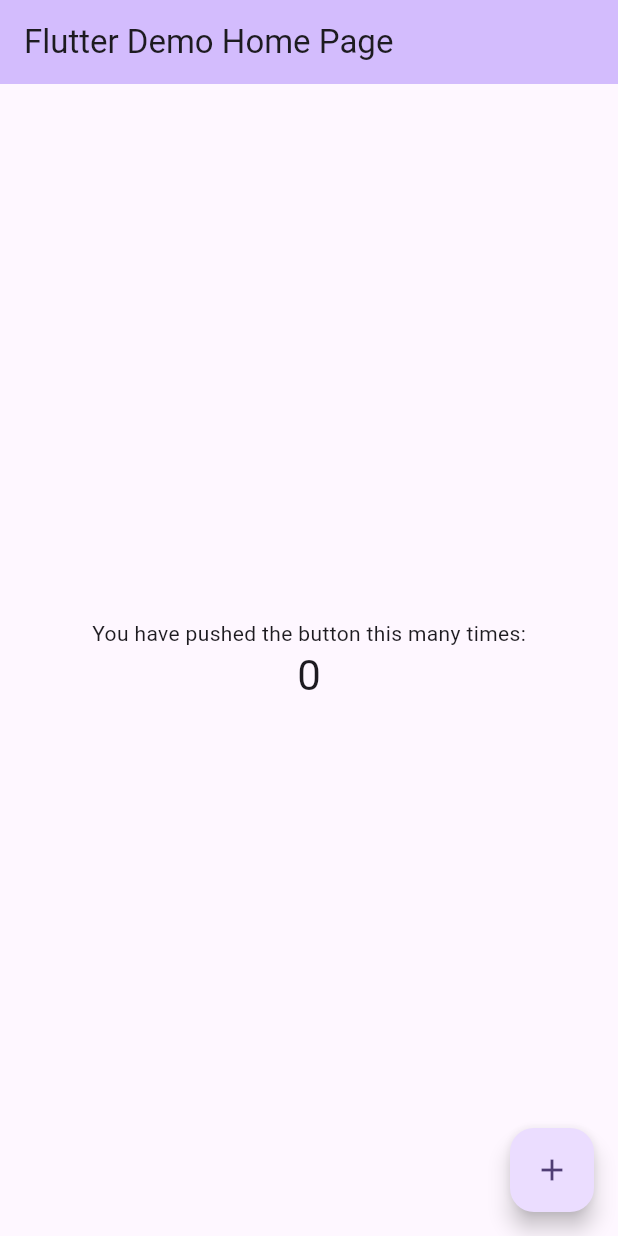
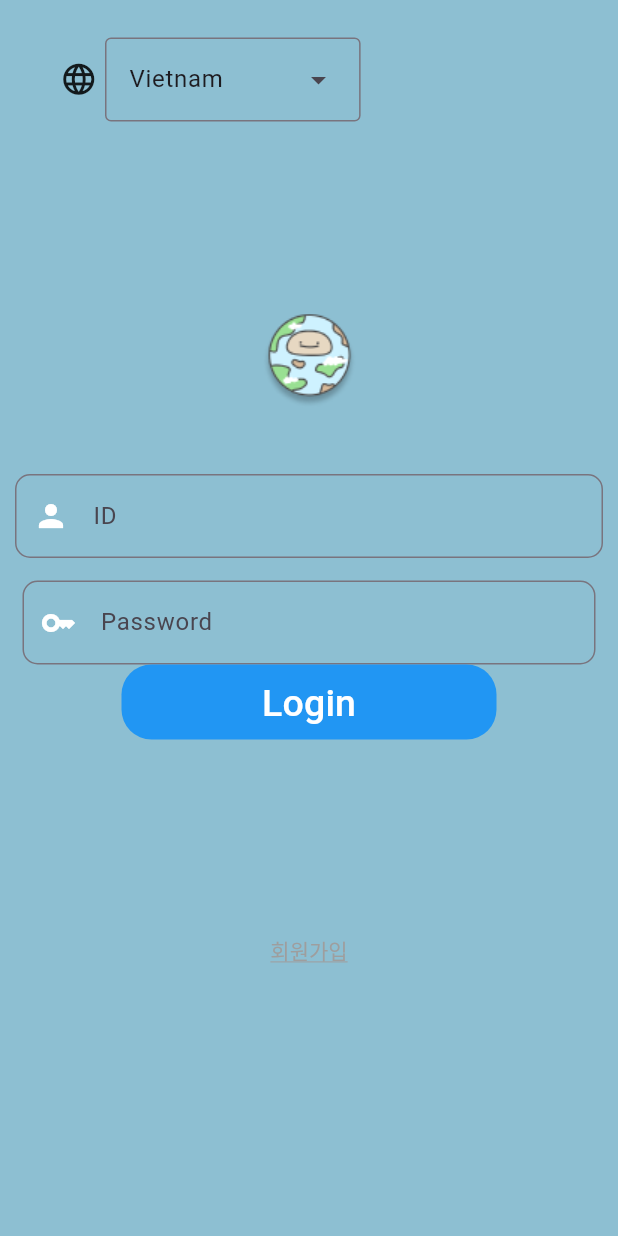
Before and after one commit to Dara-Kim/Front_Flutter, a Flutter app: the screen it shows after launch, on a phone screen of 412 x 824 dp. Run offline on Flutter 3.47's test engine with Material 3 defaults, Android fonts, the light colour scheme and no system bars.

Commit message:
FEAT/Login 첫 번째 구현

```diff
--- a/Dasori/analysis_options.yaml
+++ b/Dasori/analysis_options.yaml
@@ -21,6 +21,11 @@ linter:
   # `// ignore_for_file: name_of_lint` syntax on the line or in the file
   # producing the lint.
   rules:
+    prefer_typing_uninitialized_variables: false
+    prefer_const_constructors_in_immutables: false
+    prefer_const_constructors: false
+    avoid_print: false
+    prefer_const_declarations: false // 들여쓰기 밑줄 안보이게!
     # avoid_print: false  # Uncomment to disable the `avoid_print` rule
     # prefer_single_quotes: true  # Uncomment to enable the `prefer_single_quotes` rule
 
--- a/Dasori/lib/main.dart
+++ b/Dasori/lib/main.dart
@@ -1,125 +1,25 @@
 import 'package:flutter/material.dart';
+import 'package:provider/provider.dart';
+import 'package:dasori/providers/auth_provider.dart';
+import 'package:dasori/screens/login/login.dart';
+import 'package:dasori/screens/login/signup.dart';
 
 void main() {
-  runApp(const MyApp());
+  runApp(MyApp());
 }
 
 class MyApp extends StatelessWidget {
-  const MyApp({super.key});
-
-  // This widget is the root of your application.
   @override
   Widget build(BuildContext context) {
     return MaterialApp(
-      title: 'Flutter Demo',
-      theme: ThemeData(
-        // This is the theme of your application.
-        //
-        // TRY THIS: Try running your application with "flutter run". You'll see
-        // the application has a purple toolbar. Then, without quitting the app,
-        // try changing the seedColor in the colorScheme below to Colors.green
-        // and then invoke "hot reload" (save your changes or press the "hot
-        // reload" button in a Flutter-supported IDE, or press "r" if you used
-        // the command line to start the app).
-        //
-        // Notice that the counter didn't reset back to zero; the application
-        // state is not lost during the reload. To reset the state, use hot
-        // restart instead.
-        //
-        // This works for code too, not just values: Most code changes can be
-        // tested with just a hot reload.
-        colorScheme: ColorScheme.fromSeed(seedColor: Colors.deepPurple),
-        useMaterial3: true,
+      home: ChangeNotifierProvider(
+        create: (context) => AuthProvider(),
+        child: Consumer<AuthProvider>(
+          builder: (context, auth, child) {
+            return auth.isAuthenticated ? signup() : login();
+          },
+        ),
       ),
-      home: const MyHomePage(title: 'Flutter Demo Home Page'),
     );
   }
 }
-
-class MyHomePage extends StatefulWidget {
-  const MyHomePage({super.key, required this.title});
-
-  // This widget is the home page of your application. It is stateful, meaning
-  // that it has a State object (defined below) that contains fields that affect
-  // how it looks.
-
-  // This class is the configuration for the state. It holds the values (in this
-  // case the title) provided by the parent (in this case the App widget) and
-  // used by the build method of the State. Fields in a Widget subclass are
-  // always marked "final".
-
-  final String title;
-
-  @override
-  State<MyHomePage> createState() => _MyHomePageState();
-}
-
-class _MyHomePageState extends State<MyHomePage> {
-  int _counter = 0;
-
-  void _incrementCounter() {
-    setState(() {
-      // This call to setState tells the Flutter framework that something has
-      // changed in this State, which causes it to rerun the build method below
-      // so that the display can reflect the updated values. If we changed
-      // _counter without calling setState(), then the build method would not be
-      // called again, and so nothing would appear to happen.
-      _counter++;
-    });
-  }
-
-  @override
-  Widget build(BuildContext context) {
-    // This method is rerun every time setState is called, for instance as done
-    // by the _incrementCounter method above.
-    //
-    // The Flutter framework has been optimized to make rerunning build methods
-    // fast, so that you can just rebuild anything that needs updating rather
-    // than having to individually change instances of widgets.
-    return Scaffold(
-      appBar: AppBar(
-        // TRY THIS: Try changing the color here to a specific color (to
-        // Colors.amber, perhaps?) and trigger a hot reload to see the AppBar
-        // change color while the other colors stay the same.
-        backgroundColor: Theme.of(context).colorScheme.inversePrimary,
-        // Here we take the value from the MyHomePage object that was created by
-        // the App.build method, and use it to set our appbar title.
-        title: Text(widget.title),
-      ),
-      body: Center(
-        // Center is a layout widget. It takes a single child and positions it
-        // in the middle of the parent.
-        child: Column(
-          // Column is also a layout widget. It takes a list of children and
-          // arranges them vertically. By default, it sizes itself to fit its
-          // children horizontally, and tries to be as tall as its parent.
-          //
-          // Column has various properties to control how it sizes itself and
-          // how it positions its children. Here we use mainAxisAlignment to
-          // center the children vertically; the main axis here is the vertical
-          // axis because Columns are vertical (the cross axis would be
-          // horizontal).
-          //
-          // TRY THIS: Invoke "debug painting" (choose the "Toggle Debug Paint"
-          // action in the IDE, or press "p" in the console), to see the
-          // wireframe for each widget.
-          mainAxisAlignment: MainAxisAlignment.center,
-          children: <Widget>[
-            const Text(
-              'You have pushed the button this many times:',
-            ),
-            Text(
-              '$_counter',
-              style: Theme.of(context).textTheme.headlineMedium,
-            ),
-          ],
-        ),
-      ),
-      floatingActionButton: FloatingActionButton(
-        onPressed: _incrementCounter,
-        tooltip: 'Increment',
-        child: const Icon(Icons.add),
-      ), // This trailing comma makes auto-formatting nicer for build methods.
-    );
-  }
-}
--- /dev/null
+++ b/Dasori/lib/providers/auth_provider.dart
@@ -0,0 +1,18 @@
+import 'package:flutter/foundation.dart';
+
+class AuthProvider with ChangeNotifier {
+
+  bool _isAuthenticated = false;
+  bool get isAuthenticated => _isAuthenticated;
+
+  // URL: /LogIn
+  // DB에서 유효한 사용자인지 요청 후 사용해야함
+  void logIn({required String id, required String password}) {
+    // 프론트에서 테스트 용도의 로그인 로직
+    if (id == 'a' && password == 'a') {
+      _isAuthenticated = true;
+      notifyListeners();
+    }
+  }
+
+}
--- /dev/null
+++ b/Dasori/lib/screens/login/login.dart
@@ -0,0 +1,144 @@
+import 'package:flutter/material.dart';
+import 'package:provider/provider.dart';
+import 'package:flutter/gestures.dart';
+import 'package:dasori/providers/auth_provider.dart';
+import 'package:dasori/screens/login/signup.dart';
+
+final List<String> nation_list = <String>['Vietnam', 'Philippines','China'];
+var selectedValue = '언어를 선택하세요.';
+
+class login extends StatelessWidget {
+  final TextEditingController _idController = TextEditingController();
+  final TextEditingController _passwordController = TextEditingController();
+
+  @override
+  Widget build(BuildContext context) { //나중에 홈페이지 만들면 context 넣어주기
+    return Scaffold(
+      backgroundColor: Color(0xff8DBFD2),
+      body: SingleChildScrollView(
+        child: Column(
+          children: <Widget>[
+            Padding(//언어설정
+              padding: EdgeInsets.fromLTRB(40,20,0,0),
+              child: Row(
+                children: <Widget>[
+                  Icon(
+                    Icons.language,
+                    size: 25,
+                  ),
+                  Padding(
+                    padding: const EdgeInsets.all(5.0),
+                    child: DropdownMenuExample(),
+                  ),
+                ],
+              ),
+            ),
+            Padding(
+              padding: const EdgeInsets.only(top: 80.0),
+              child: Center(
+                child: Container(
+                    width: 150,
+                    height: 150,
+                    child: Image.asset('assets/main_icon.png')),
+              ),
+            ),
+            Padding(
+              //padding: const EdgeInsets.only(left:15.0,right: 15.0,top:0,bottom: 0),
+              padding: EdgeInsets.symmetric(horizontal: 10),
+              child: TextField(
+                controller: _idController,
+                decoration: InputDecoration(
+                    border: OutlineInputBorder(
+                      borderRadius: BorderRadius.circular(10.0),
+                    ),
+                    prefixIcon: const Icon(Icons.person),
+                    prefixIconColor:Colors.white,
+                    labelText: 'ID'
+                ),
+              ),
+            ),
+            Padding(
+              padding: const EdgeInsets.only(left: 15.0, right: 15.0, top: 15, bottom: 0),
+              //padding: EdgeInsets.symmetric(horizontal: 15),
+              child: TextField(
+                controller: _passwordController,
+                obscureText: true,
+                decoration: InputDecoration(
+                    border: OutlineInputBorder(
+                      borderRadius: BorderRadius.circular(10.0),
+                    ),
+                    prefixIcon: const Icon(Icons.key),
+                    prefixIconColor:Colors.white,
+                    labelText: 'Password'
+                ),
+              ),
+            ),
+            Container(
+              height: 50,
+              width: 250,
+              decoration: BoxDecoration(
+                  color: Colors.blue, borderRadius: BorderRadius.circular(20)),
+              child: TextButton(
+                onPressed: () {
+                  print('login button press');
+                  // 로그인 버튼 클릭 시 AuthProvider의 signIn 메서드 호출
+                  Provider.of<AuthProvider>(context, listen: false).logIn(
+                    id: _idController.text,
+                    password: _passwordController.text,
+                  );
+                },
+                child: Text(
+                  'Login',
+                  style: TextStyle(color: Colors.white, fontSize: 25),
+                ),
+              ),
+            ),
+            SizedBox(
+              height: 130,
+            ),
+            RichText(
+                text: TextSpan(text: '회원가입',
+                    style: TextStyle(
+                      color: Colors.grey, // 회색
+                      decoration: TextDecoration.underline, // 밑줄
+                    ),
+                    //import 'package:flutter/gestures.dart'; 위에 선언해야함
+                    recognizer: TapGestureRecognizer()
+                      ..onTap = () => Navigator.push(context,
+                          MaterialPageRoute(builder: (context) => signup()))
+                )
+            ),
+          ],
+        ),
+      ),
+    );
+  }
+}
+
+// nation dropdown
+class DropdownMenuExample extends StatefulWidget {
+  const DropdownMenuExample({super.key});
+
+  @override
+  State<DropdownMenuExample> createState() => _DropdownMenuExampleState();
+}
+
+class _DropdownMenuExampleState extends State<DropdownMenuExample> {
+  String dropdownValue = nation_list.first;
+
+  @override
+  Widget build(BuildContext context) {
+    return DropdownMenu<String>(
+      initialSelection: nation_list.first,
+      onSelected: (String? value) {
+        // This is called when the user selects an item.
+        setState(() {
+          dropdownValue = value!;
+        });
+      },
+      dropdownMenuEntries: nation_list.map<DropdownMenuEntry<String>>((String value) {
+        return DropdownMenuEntry<String>(value: value, label: value);
+      }).toList(),
+    );
+  }
+}
--- a/Dasori/pubspec.yaml
+++ b/Dasori/pubspec.yaml
@@ -30,7 +30,7 @@ environment:
 dependencies:
   flutter:
     sdk: flutter
-
+  provider: ^6.1.1
 
   # The following adds the Cupertino Icons font to your application.
   # Use with the CupertinoIcons class for iOS style icons.
@@ -62,7 +62,8 @@ flutter:
   # assets:
   #   - images/a_dot_burr.jpeg
   #   - images/a_dot_ham.jpeg
-
+  assets:
+    - assets/main_icon.png
   # An image asset can refer to one or more resolution-specific "variants", see
   # https://flutter.dev/assets-and-images/#resolution-aware
 
```
Also changed, not shown: Dasori/lib/screens/login/signup.dart (added, +67 -0 lines), Dasori/assets/main_icon.png (added), 1 other file.
